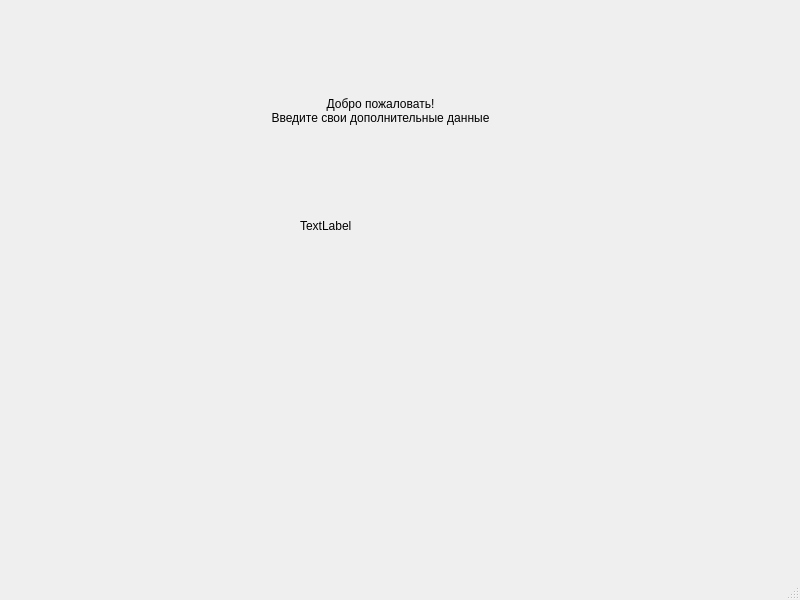
First picture: the form in untitled1/profile.ui, repository LevGolodin/C-Project, before the edit.
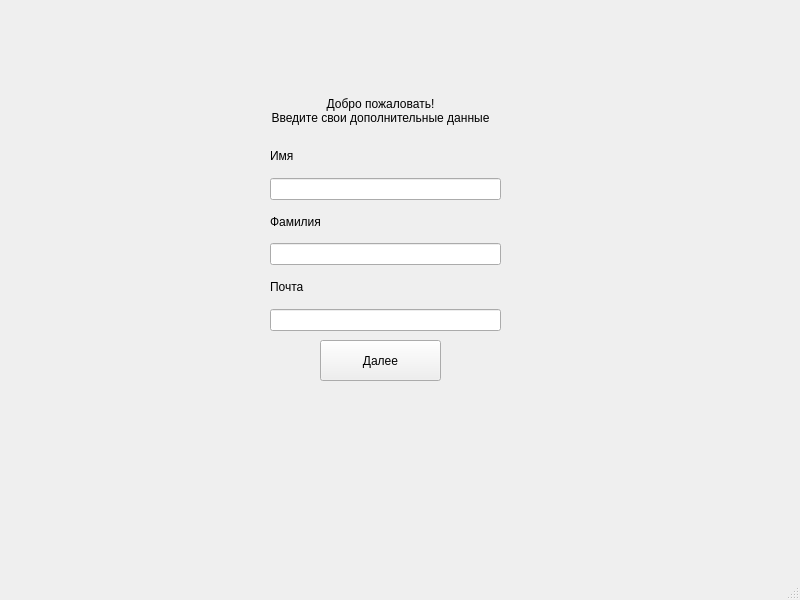
Second picture: the form after the edit.

The edit to the form file:
```diff
--- a/untitled1/profile.ui
+++ b/untitled1/profile.ui
@@ -31,19 +31,73 @@
      <set>Qt::AlignCenter</set>
     </property>
    </widget>
-   <widget class="QLabel" name="label_2">
+   <widget class="QPushButton" name="pushButton">
     <property name="geometry">
      <rect>
-      <x>300</x>
-      <y>200</y>
-      <width>181</width>
-      <height>51</height>
+      <x>320</x>
+      <y>340</y>
+      <width>121</width>
+      <height>41</height>
      </rect>
     </property>
     <property name="text">
-     <string>TextLabel</string>
+     <string>Далее</string>
     </property>
    </widget>
+   <widget class="QWidget" name="">
+    <property name="geometry">
+     <rect>
+      <x>270</x>
+      <y>140</y>
+      <width>231</width>
+      <height>191</height>
+     </rect>
+    </property>
+    <layout class="QVBoxLayout" name="verticalLayout_4">
+     <item>
+      <layout class="QVBoxLayout" name="verticalLayout">
+       <item>
+        <widget class="QLabel" name="label_4">
+         <property name="text">
+          <string>Имя</string>
+         </property>
+        </widget>
+       </item>
+       <item>
+        <widget class="QLineEdit" name="lineEdit_firstname"/>
+       </item>
+      </layout>
+     </item>
+     <item>
+      <layout class="QVBoxLayout" name="verticalLayout_2">
+       <item>
+        <widget class="QLabel" name="label_3">
+         <property name="text">
+          <string>Фамилия</string>
+         </property>
+        </widget>
+       </item>
+       <item>
+        <widget class="QLineEdit" name="lineEdit_lastname"/>
+       </item>
+      </layout>
+     </item>
+     <item>
+      <layout class="QVBoxLayout" name="verticalLayout_3">
+       <item>
+        <widget class="QLabel" name="label_2">
+         <property name="text">
+          <string>Почта</string>
+         </property>
+        </widget>
+       </item>
+       <item>
+        <widget class="QLineEdit" name="lineEdit_email"/>
+       </item>
+      </layout>
+     </item>
+    </layout>
+   </widget>
   </widget>
   <widget class="QMenuBar" name="menubar">
    <property name="geometry">
```
